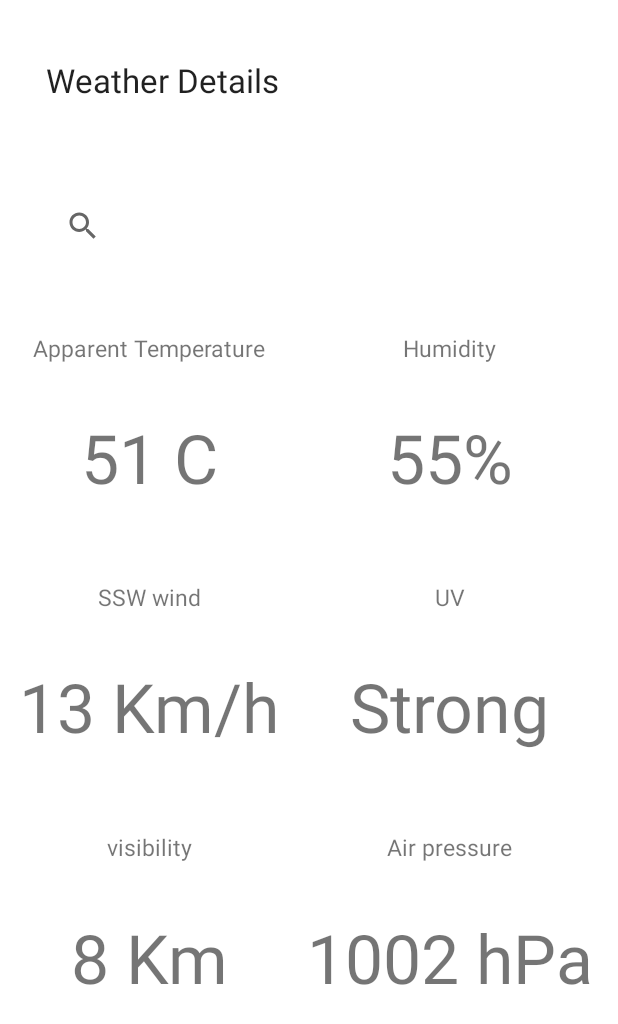
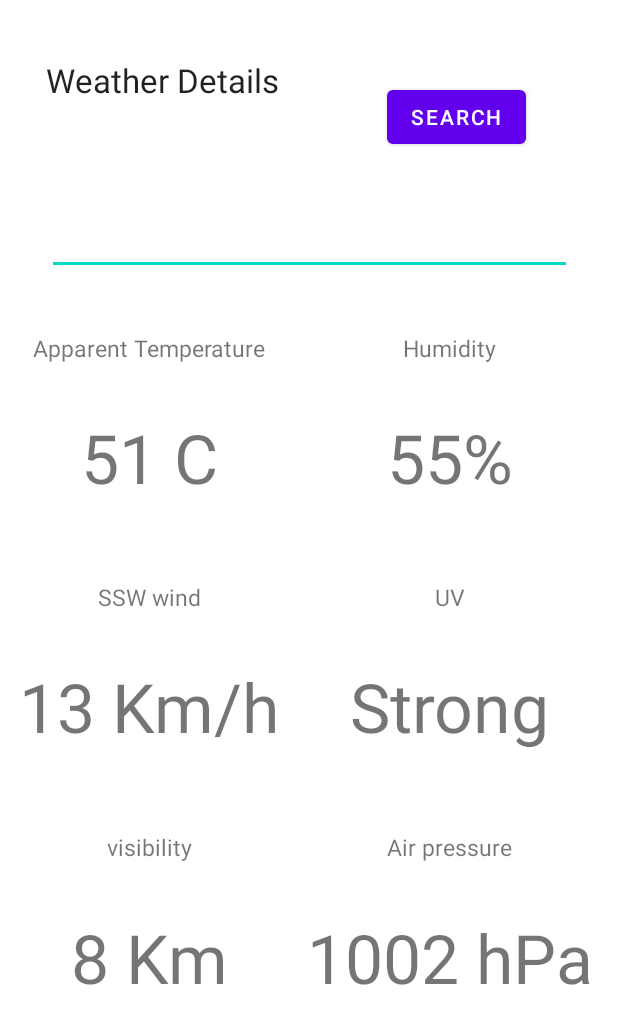
Before and after one commit to Dipesh049/Weather-app, an Android app: the screen it shows after launch (MainActivity), on a phone screen of 412 x 824 dp. Shown: the top 1024 px of the screen. Run offline under Robolectric (Android 15) with nearby library versions, the phone set to English and light mode, and no system bars.

Commit message:
wheather api added succesfully

```diff
--- a/app/build.gradle
+++ b/app/build.gradle
@@ -36,6 +36,7 @@ dependencies {
     androidTestImplementation 'androidx.test.ext:junit:1.1.3'
     androidTestImplementation 'androidx.test.espresso:espresso-core:3.4.0'
     implementation 'com.airbnb.android:lottie:5.0.3'
-
+    implementation 'com.google.code.gson:gson:2.8.6'
     implementation 'com.squareup.retrofit2:retrofit:2.9.0'
+    implementation 'com.squareup.retrofit2:converter-gson:2.9.0'
 }
--- /dev/null
+++ b/app/src/main/java/com/example/wheather_app/ApiInterface.java
@@ -0,0 +1,29 @@
+package com.example.wheather_app;
+
+import com.example.wheather_app.WeatherModal.WeatherModel;
+
+import java.util.List;
+
+import retrofit2.Call;
+import retrofit2.http.GET;
+import retrofit2.http.Path;
+import retrofit2.http.Query;
+
+public interface ApiInterface {
+//    @GET("/todos")
+//    Call<List<Todo>> getTodo();
+//
+//    @GET("/todos/{id}")
+//    Call<Todo> getTodos(@Path("id") int id);
+//
+//    @GET("/todos")
+//    Call<Todo> getTodoUsingQuery(@Query("id") int id);
+//
+//    @POST("/todos")
+//    Call<Todo> postTdo(@Body Todo todo);
+
+      @GET("/v1/current.json")
+      Call<WeatherModel> getWeatherDatas(@Query("key") String key,@Query("q") String cityname);
+
+
+}
--- a/app/src/main/java/com/example/wheather_app/MainActivity.java
+++ b/app/src/main/java/com/example/wheather_app/MainActivity.java
@@ -4,16 +4,78 @@ import androidx.appcompat.app.AppCompatActivity;
 
 import android.content.IntentFilter;
 import android.os.Bundle;
+import android.util.Log;
+import android.view.View;
 import android.view.WindowManager;
+import android.widget.Button;
+import android.widget.EditText;
+import android.widget.TextView;
+import android.widget.Toast;
+
+import com.example.wheather_app.WeatherModal.WeatherModel;
+
+import java.util.List;
+
+import retrofit2.Call;
+import retrofit2.Callback;
+import retrofit2.Response;
+import retrofit2.http.Tag;
 
 public class MainActivity extends AppCompatActivity {
-
+    ApiInterface apiInterface;
+    EditText cityname;
+    TextView temp,wind,visibility,humidity,uv,air_pressure;
+    Button serach;
     @Override
     protected void onCreate(Bundle savedInstanceState) {
         super.onCreate(savedInstanceState);
-//        getSupportActionBar().hide();
-//        getWindow().addFlags(WindowManager.LayoutParams.FLAG_FULLSCREEN);
+
         setContentView(R.layout.activity_main);
+        cityname = findViewById(R.id.cityname);
+        temp = findViewById(R.id.temp);
+        wind = findViewById(R.id.wind);
+        visibility = findViewById(R.id.visibility);
+        humidity = findViewById(R.id.humidity);
+        uv = findViewById(R.id.uv);
+        air_pressure = findViewById(R.id.air_pressure);
+        serach = findViewById(R.id.search);
+
+        serach.setOnClickListener(new View.OnClickListener() {
+            @Override
+            public void onClick(View v) {
+                getWeatherData(cityname.getText().toString().trim());
+            }
+        });
+
 
     }
+
+    private void getWeatherData(String cityname) {
+        apiInterface = ApiClient.getClient().create(ApiInterface.class);
+        final String API_KEY = "8681f9f76fe34a3592c52327221307";
+        Call<WeatherModel> call = apiInterface.getWeatherDatas(API_KEY,cityname);
+        call.enqueue(new Callback<WeatherModel>() {
+            @Override
+            public void onResponse(Call<WeatherModel> call, Response<WeatherModel> response) {
+                if(response.isSuccessful()) {
+//                    Log.e("response", "onResponse: " + response.body());
+                    temp.setText(response.body().getCurrent().getTempC() + " °C");
+                    wind.setText(response.body().getCurrent().getWindKph() + "Km/h");
+                    visibility.setText(response.body().getCurrent().getVisKm() + "Km");
+                    humidity.setText(response.body().getCurrent().getHumidity()+"");
+                    uv.setText(response.body().getCurrent().getUv() + "");
+                    air_pressure.setText(response.body().getCurrent().getPressureMb() + "hPa");
+                }else{
+                    Toast.makeText(MainActivity.this, "Enter correct city name", Toast.LENGTH_SHORT).show();
+                }
+            }
+
+            @Override
+            public void onFailure(Call<WeatherModel> call, Throwable t) {
+//                Log.e("response", "onFailure"+ t.getLocalizedMessage());
+                Toast.makeText(MainActivity.this, "Enter correct city name", Toast.LENGTH_SHORT).show();
+            }
+        });
+    }
+
 }
--- a/app/src/main/res/layout/activity_main.xml
+++ b/app/src/main/res/layout/activity_main.xml
@@ -18,6 +18,20 @@
         app:layout_constraintRight_toRightOf="parent"
         app:layout_constraintTop_toTopOf="parent"
         app:layout_constraintVertical_bias="0.049" />
+
+
+    <Button
+        android:id="@+id/search"
+        android:layout_width="wrap_content"
+        android:layout_height="wrap_content"
+        android:layout_marginBottom="16dp"
+        android:text="search"
+        app:layout_constraintBottom_toTopOf="@+id/cityname"
+        app:layout_constraintEnd_toEndOf="parent"
+        app:layout_constraintHorizontal_bias="0.808"
+        app:layout_constraintStart_toStartOf="parent"
+        app:layout_constraintTop_toTopOf="parent"
+        app:layout_constraintVertical_bias="1.0" />
 
     <LinearLayout
         android:id="@+id/linearLayout"
@@ -45,6 +59,7 @@
                 android:textSize="15sp" />
 
             <TextView
+                android:id="@+id/temp"
                 android:layout_width="wrap_content"
                 android:layout_height="wrap_content"
                 android:layout_gravity="center"
@@ -62,6 +77,7 @@
                 android:textSize="15sp" />
 
             <TextView
+                android:id="@+id/wind"
                 android:layout_width="wrap_content"
                 android:layout_height="wrap_content"
                 android:layout_gravity="center"
@@ -79,6 +95,7 @@
                 android:textSize="15sp" />
 
             <TextView
+                android:id="@+id/visibility"
                 android:layout_width="wrap_content"
                 android:layout_height="wrap_content"
                 android:layout_gravity="center"
@@ -105,6 +122,7 @@
                 android:textSize="15sp" />
 
             <TextView
+                android:id="@+id/humidity"
                 android:layout_width="wrap_content"
                 android:layout_height="wrap_content"
                 android:layout_gravity="center"
@@ -122,6 +140,7 @@
                 android:textSize="15sp" />
 
             <TextView
+                android:id="@+id/uv"
                 android:layout_width="wrap_content"
                 android:layout_height="wrap_content"
                 android:layout_gravity="center"
@@ -139,6 +158,7 @@
                 android:textSize="15sp" />
 
             <TextView
+                android:id="@+id/air_pressure"
                 android:layout_width="wrap_content"
                 android:layout_height="wrap_content"
                 android:layout_gravity="center"
@@ -152,8 +172,8 @@
 
     </LinearLayout>
 
-    <SearchView
-        android:id="@+id/search"
+    <EditText
+        android:id="@+id/cityname"
         android:layout_width="350dp"
         android:layout_height="65dp"
         android:layout_marginTop="1dp"
```
Also changed, not shown: app/src/main/AndroidManifest.xml (+5 -2 lines), app/src/main/java/com/example/wheather_app/ApiClient.java (added, +24 -0 lines), app/src/main/java/com/example/wheather_app/WeatherModal/Condition.java (added, +39 -0 lines), app/src/main/java/com/example/wheather_app/WeatherModal/Current.java (added, +106 -0 lines), app/src/main/java/com/example/wheather_app/WeatherModal/Location.java (added, +89 -0 lines), app/src/main/java/com/example/wheather_app/WeatherModal/WeatherModel.java (added, +29 -0 lines).
